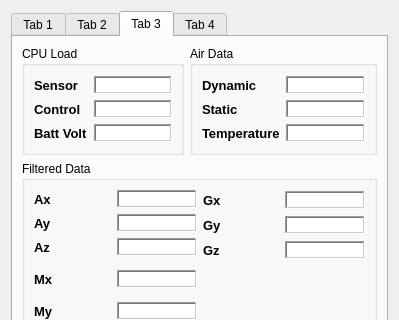
mavlink/qgroundcontrol, file src/ui/SlugsDataSensorView.ui: the form before one commit; both pictures show x 0 to 399 and y 0 to 320 of the 399 by 615 pixel window.
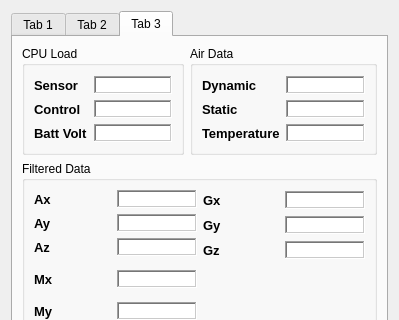
The form after the commit.

Commit message: connect mavlink_msg_air_data signal to SlugsDataSensorView widget

```diff
--- a/src/ui/SlugsDataSensorView.ui
+++ b/src/ui/SlugsDataSensorView.ui
@@ -4483,11 +4483,6 @@
        </item>
       </layout>
      </widget>
-     <widget class="QWidget" name="tab_2">
-      <attribute name="title">
-       <string>Tab 4</string>
-      </attribute>
-     </widget>
     </widget>
    </item>
   </layout>
```
The commit also changes 1 other file.
